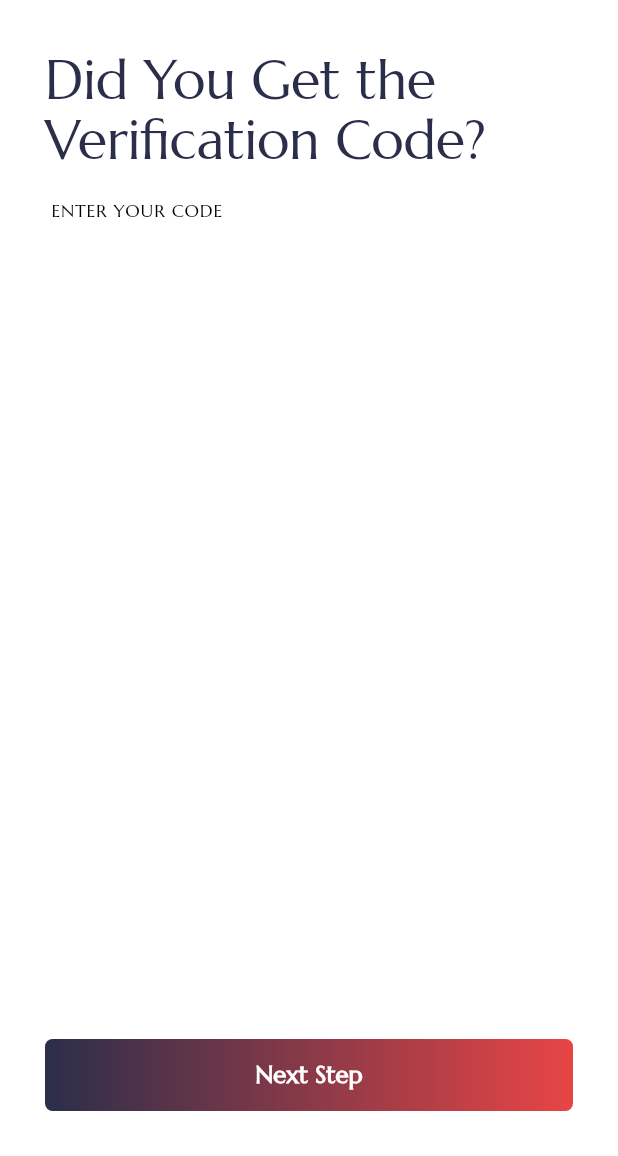
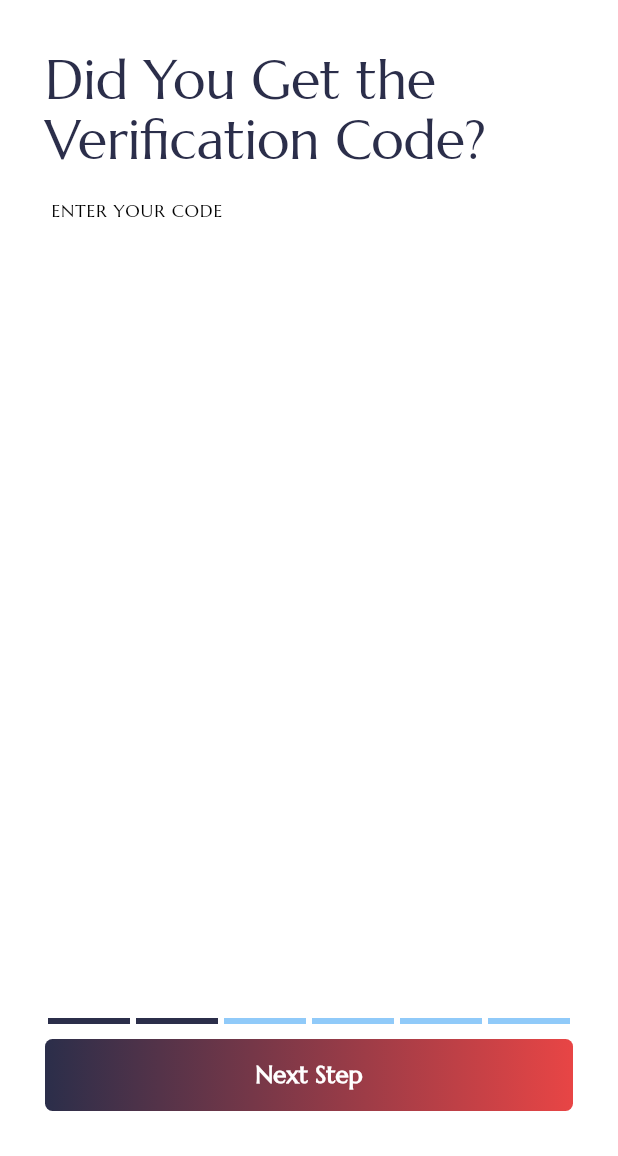
Before and after one commit to MGanoub/DatingApp, a Flutter app: the screen it shows after launch, after a tap on "START", after a tap on "Next Step", on a phone screen of 412 x 824 dp, the part 80-1236 px from its top. Run offline on Flutter 3.47's test engine with Material 3 defaults, Android fonts, the phone set to English and light mode, and no system bars; drawn by our look-alikes of step_progress_indicator; our stand-ins replace bloc, equatable, flutter_bloc, flutter_svg; missing offline and left inert: dart:ffi.

```diff
--- a/lib/screens/onboarding/onboarding_screens/email_screen.dart
+++ b/lib/screens/onboarding/onboarding_screens/email_screen.dart
@@ -1,5 +1,6 @@
 import 'package:dating_app/screens/onboarding/widgets/widgets.dart';
 import 'package:flutter/material.dart';
+import 'package:step_progress_indicator/step_progress_indicator.dart';
 
 class Email extends StatelessWidget {
   final TabController tabController;
@@ -22,6 +23,13 @@ class Email extends StatelessWidget {
                   text: "ENTER YOUR EMAIL ADDRESS"),
             ],
           ),
+          Column(children: [
+            StepProgressIndicator(
+                totalSteps: tabController.length,
+                currentStep: tabController.index,
+                selectedColor: Theme.of(context).primaryColor,
+                unselectedColor: Theme.of(context).backgroundColor),
+            SizedBox(height: 10),
             CustomButton(
               tabController: tabController,
               text: "Next Step",
@@ -29,6 +37,7 @@ class Email extends StatelessWidget {
                 tabController.animateTo(tabController.index + 1);
               },
             )
+          ]),
         ],
       ),
     );
--- a/lib/screens/onboarding/onboarding_screens/email_verfication_screen.dart
+++ b/lib/screens/onboarding/onboarding_screens/email_verfication_screen.dart
@@ -1,5 +1,6 @@
 import 'package:dating_app/screens/onboarding/widgets/widgets.dart';
 import 'package:flutter/material.dart';
+import 'package:step_progress_indicator/step_progress_indicator.dart';
 
 class EmailVerification extends StatelessWidget {
   final TabController tabController;
@@ -21,6 +22,13 @@ class EmailVerification extends StatelessWidget {
                   tabController: tabController, text: "ENTER YOUR CODE"),
             ],
           ),
+          Column(children: [
+            StepProgressIndicator(
+                totalSteps: tabController.length,
+                currentStep: tabController.index,
+                selectedColor: Theme.of(context).primaryColor,
+                unselectedColor: Theme.of(context).backgroundColor),
+            SizedBox(height: 10),
             CustomButton(
               tabController: tabController,
               text: "Next Step",
@@ -28,6 +36,7 @@ class EmailVerification extends StatelessWidget {
                 tabController.animateTo(tabController.index + 1);
               },
             )
+          ]),
         ],
       ),
     );
--- a/lib/screens/onboarding/onboarding_screens/start_screen.dart
+++ b/lib/screens/onboarding/onboarding_screens/start_screen.dart
@@ -1,6 +1,7 @@
 import 'package:dating_app/screens/onboarding/widgets/widgets.dart';
 import 'package:flutter/material.dart';
 import 'package:flutter_svg/flutter_svg.dart';
+import 'package:step_progress_indicator/step_progress_indicator.dart';
 
 class Start extends StatelessWidget {
   final TabController tabController;
```
Also changed, not shown: lib/screens/onboarding/onboarding_screens/bio_screen.dart (+13 -0 lines), lib/screens/onboarding/onboarding_screens/demo_screen.dart (+9 -0 lines), lib/screens/onboarding/onboarding_screens/picture_screen.dart (+9 -0 lines). Lines whose indentation alone changed are shown as unchanged.
